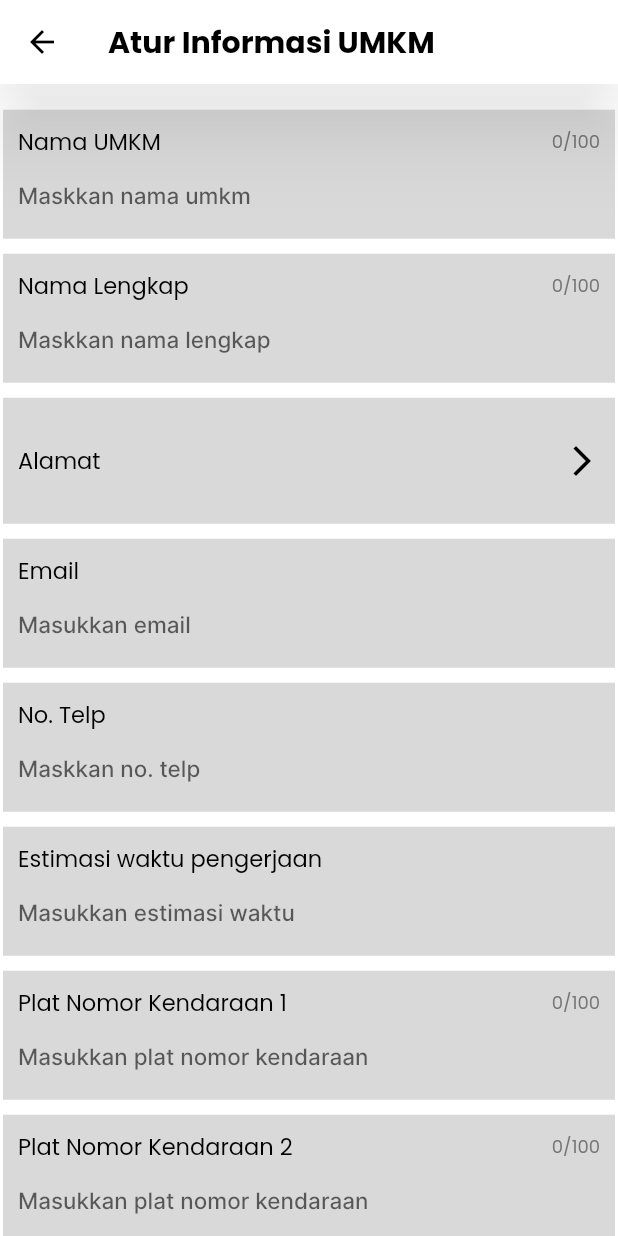
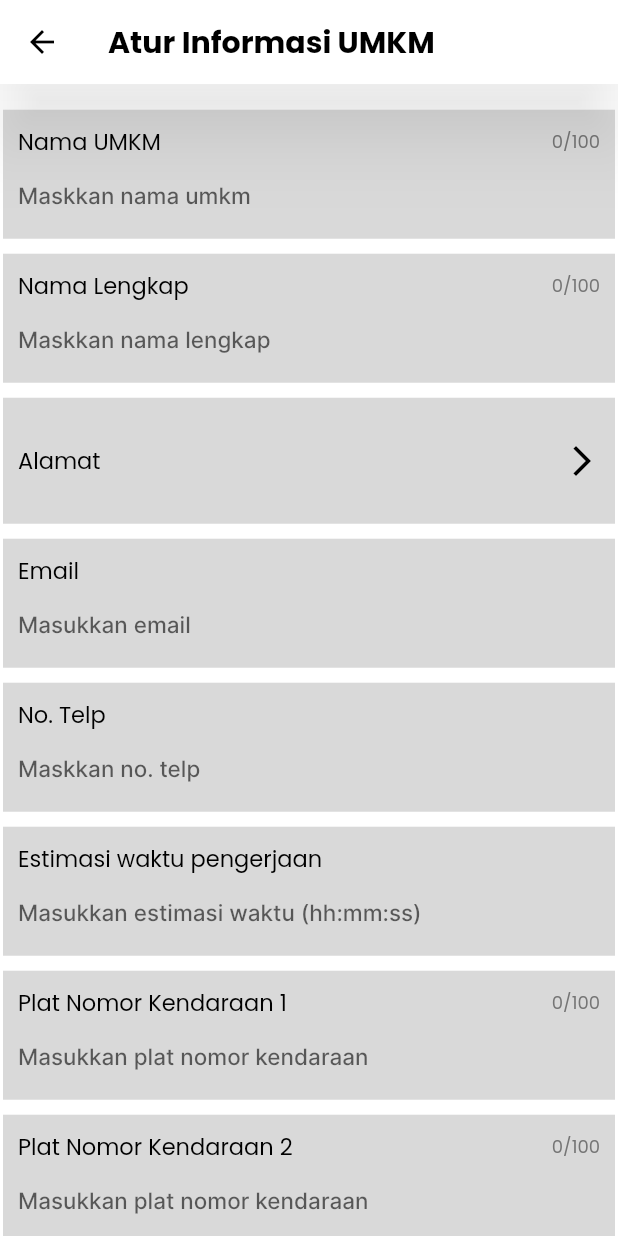
Before and after one commit to jenaarrr1111/umik-App, a Flutter app: the SellerSignUpScreen screen opened by its route, on a phone screen of 412 x 824 dp. Run offline on Flutter 3.47's test engine with Material 2 defaults, Android fonts, the phone set to English and light mode, and no system bars; our stand-ins replace flutter_secure_storage, flutter_svg; missing offline and left inert: flutter_picker; accounts and stored records are empty; network calls fail.

Commit message:
Ubah input estimasi wkt pengerjaan dgn package flutter picker

```diff
--- a/lib/components/custom_text_input_field.dart
+++ b/lib/components/custom_text_input_field.dart
@@ -1,5 +1,7 @@
 import 'package:flutter/material.dart';
+import 'package:flutter_picker/flutter_picker.dart';
 import 'package:umik/constants.dart';
+import 'package:intl/intl.dart';
 
 class CustomTextInputField extends StatefulWidget {
   final String label;
@@ -9,6 +11,7 @@ class CustomTextInputField extends StatefulWidget {
   final TextEditingController fieldController;
   final bool isRequired;
   final double horizontalPadding;
+  final bool showTimePicker;
 
   const CustomTextInputField({
     super.key,
@@ -19,6 +22,7 @@ class CustomTextInputField extends StatefulWidget {
     required this.fieldController,
     required this.isRequired,
     this.horizontalPadding = 10,
+    this.showTimePicker = false,
   });
 
   @override
@@ -69,7 +73,8 @@ class _CustomTextInputFieldState extends State<CustomTextInputField> {
           ),
           Padding(
             padding: const EdgeInsets.only(bottom: 5),
-            child: TextFormField(
+            child: !widget.showTimePicker
+                ? TextFormField(
                     controller: widget.fieldController,
                     decoration: InputDecoration(
                       fillColor: Colors.transparent,
@@ -81,7 +86,8 @@ class _CustomTextInputFieldState extends State<CustomTextInputField> {
                         borderSide: BorderSide(
                           color: Colors.black38,
                           width: 0.5,
-                    )),
+                        ),
+                      ),
                       enabledBorder: InputBorder.none,
                       disabledBorder: InputBorder.none,
                       errorBorder: InputBorder.none,
@@ -105,6 +111,67 @@ class _CustomTextInputFieldState extends State<CustomTextInputField> {
                         inputLength = value.length;
                       });
                     },
+                  )
+                : TextFormField(
+                    controller: widget.fieldController,
+                    readOnly: true,
+                    decoration: InputDecoration(
+                      fillColor: Colors.transparent,
+                      contentPadding: EdgeInsets.symmetric(
+                          vertical: 5, horizontal: widget.horizontalPadding),
+                      floatingLabelAlignment: FloatingLabelAlignment.start,
+                      focusedBorder: const OutlineInputBorder(
+                        borderRadius: BorderRadius.zero,
+                        borderSide: BorderSide(
+                          color: Colors.black38,
+                          width: 0.5,
+                        ),
+                      ),
+                      enabledBorder: InputBorder.none,
+                      disabledBorder: InputBorder.none,
+                      errorBorder: InputBorder.none,
+                      focusedErrorBorder: const OutlineInputBorder(
+                        borderSide: BorderSide(color: Colors.red),
+                        borderRadius: BorderRadius.zero,
+                      ),
+                      hintText: widget.hint,
+                      counterText: '',
+                    ),
+                    style: Theme.of(context).textTheme.titleMedium,
+                    maxLength: widget.inputMaxLength,
+                    validator: (value) {
+                      if (!widget.isRequired | value!.isNotEmpty) {
+                        return null;
+                      }
+                      return '${widget.label} tidak boleh kososng';
+                    },
+                    onTap: () {
+                      Picker(
+                        adapter: NumberPickerAdapter(data: <NumberPickerColumn>[
+                          const NumberPickerColumn(begin: 0, end: 10),
+                          const NumberPickerColumn(begin: 0, end: 59, jump: 5),
+                          const NumberPickerColumn(begin: 0, end: 59, jump: 5),
+                        ]),
+                        hideHeader: true,
+                        confirmText: 'Ok',
+                        cancelText: 'Batal',
+                        title: Text(
+                          'Pilh durasi waktu',
+                          style: Theme.of(context).textTheme.labelMedium,
+                        ),
+                        selectedTextStyle: const TextStyle(color: Colors.blue),
+                        onConfirm: (Picker picker, List<int> value) {
+                          // You get your duration here
+                          Duration duration = Duration(
+                            hours: picker.getSelectedValues()[0],
+                            minutes: picker.getSelectedValues()[1],
+                            seconds: picker.getSelectedValues()[2],
+                          );
+                          widget.fieldController.text =
+                              duration.toString().split('.')[0];
+                        },
+                      ).showDialog(context);
+                    },
                   ),
           ),
         ],
--- a/lib/screens/penjual/seller_sign_up/components/seller_sign_up_form.dart
+++ b/lib/screens/penjual/seller_sign_up/components/seller_sign_up_form.dart
@@ -180,8 +180,8 @@ class _SellerSignUpFormState extends State<SellerSignUpForm> {
 
         final data = res['data'];
         final idUmkm = data['data_umkm']['id'];
-        print('data: {$res["data"]}');
-        print('idumkm: $idUmkm');
+        // print('data: {$res["data"]}');
+        // print('idumkm: $idUmkm');
         // Store id umkm
         _storeIdUmkm(idUmkm);
         Navigator.pushNamed(context, SellerProfileScreen.routeName);
@@ -326,14 +326,14 @@ class _SellerSignUpFormState extends State<SellerSignUpForm> {
               isRequired: true,
             ),
 
-            // TODO: ubah input nya jadi input waktu
             // [ Estimasi Pengerjaan]
             CustomTextInputField(
               label: 'Estimasi waktu pengerjaan',
               needLabel: true,
-              hint: 'Masukkan estimasi waktu',
+              hint: 'Masukkan estimasi waktu (hh:mm:ss)',
               fieldController: estimasiController,
               isRequired: true,
+              showTimePicker: true,
             ),
 
             // [ Plat 1 ]
--- a/pubspec.yaml
+++ b/pubspec.yaml
@@ -44,7 +44,7 @@ dependencies:
   flutter_secure_storage: ^8.0.0
   flutter_staggered_grid_view: ^0.6.2
   intl: ^0.18.0
-  flutter_datetime_picker: ^1.5.1
+  flutter_picker: ^2.1.0
 
 dev_dependencies:
   flutter_test:
```
Also changed, not shown: lib/screens/daftar_umkm/components/umkm_card.dart (+5 -4 lines), assets/images/cth_gbr_umkm.png (added), pubspec.lock. Lines whose indentation alone changed are shown as unchanged.
